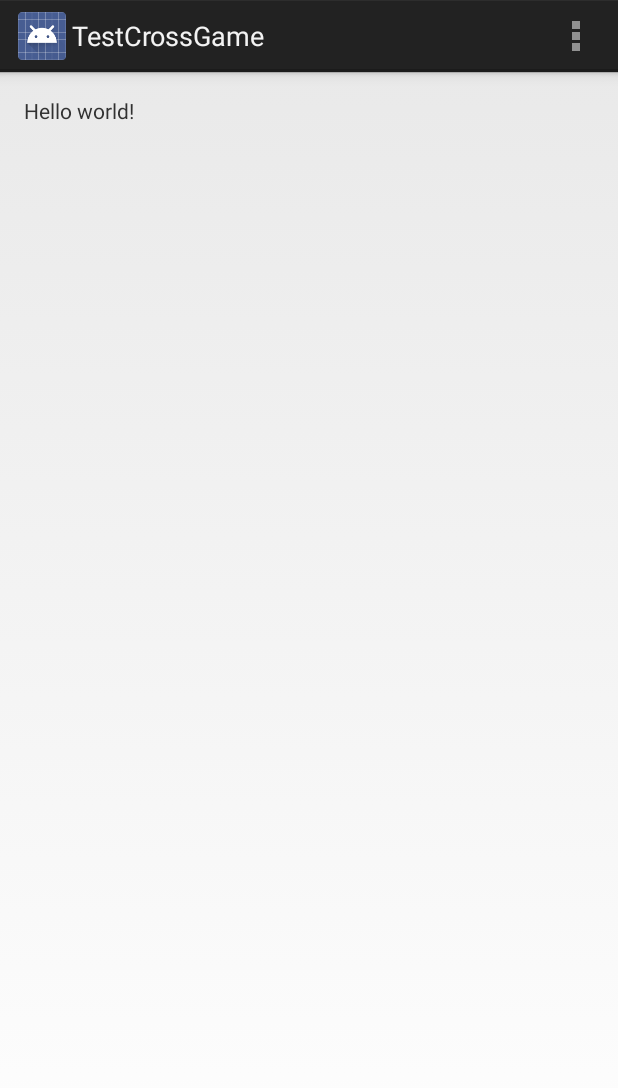
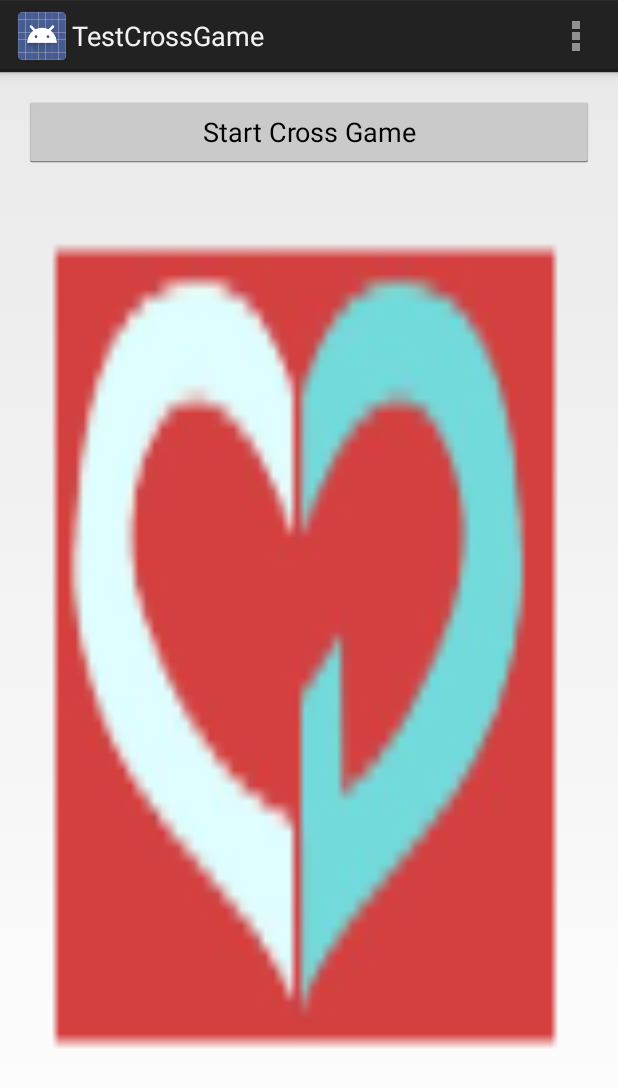
Before and after one commit to chrisplim/CrossGame, an Android app: the screen it shows after launch (MyActivity), on a phone screen of 412 x 824 dp. Shown: the top 1088 px of the screen. Run offline under Robolectric (Android 15) with nearby library versions, the phone set to English and light mode, and no system bars.

```diff
--- a/app/build.gradle
+++ b/app/build.gradle
@@ -6,7 +6,7 @@ android {
 
     defaultConfig {
         applicationId "com.example.christopherlim.helloworld"
-        minSdkVersion 14
+        minSdkVersion 16
         targetSdkVersion 20
         versionCode 1
         versionName "1.0"
--- a/app/src/main/res/layout/activity_my.xml
+++ b/app/src/main/res/layout/activity_my.xml
@@ -8,9 +8,20 @@
     android:paddingBottom="@dimen/activity_vertical_margin"
     tools:context=".MyActivity">
 
-    <TextView
-        android:text="@string/hello_world"
-        android:layout_width="wrap_content"
-        android:layout_height="wrap_content" />
+    <LinearLayout
+        android:id="@+id/LinearLayout01"
+        android:layout_width="fill_parent"
+        android:layout_height="fill_parent"
+        xmlns:android="http://schemas.android.com/apk/res/android"
+        android:background="@drawable/ic_launcher">
+
+        <Button
+            android:layout_weight="1"
+            android:layout_width="0dp"
+            android:layout_height="wrap_content"
+            android:text="@string/button_connect"
+            android:onClick="startConnect" />
+
+    </LinearLayout>
 
 </RelativeLayout>
--- a/app/src/main/res/values/strings.xml
+++ b/app/src/main/res/values/strings.xml
@@ -4,5 +4,7 @@
     <string name="app_name">TestCrossGame</string>
     <string name="hello_world">Hello world!</string>
     <string name="action_settings">Settings</string>
+    <string name="title_activity_wifi_p2p">WifiP2p</string>
+    <string name="button_connect">Start Cross Game</string>
 
 </resources>
```
Also changed, not shown: app/src/main/AndroidManifest.xml (+18 -0 lines), app/src/main/java/com/example/christopherlim/helloworld/MyActivity.java (+9 -0 lines), 1 other file.
